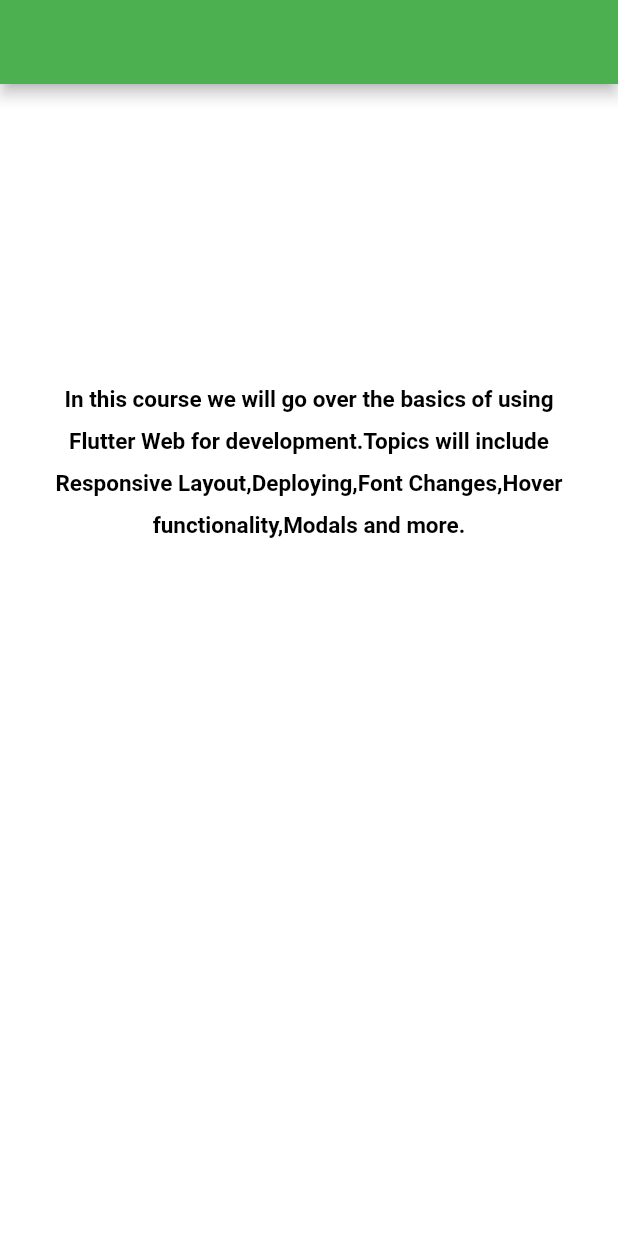
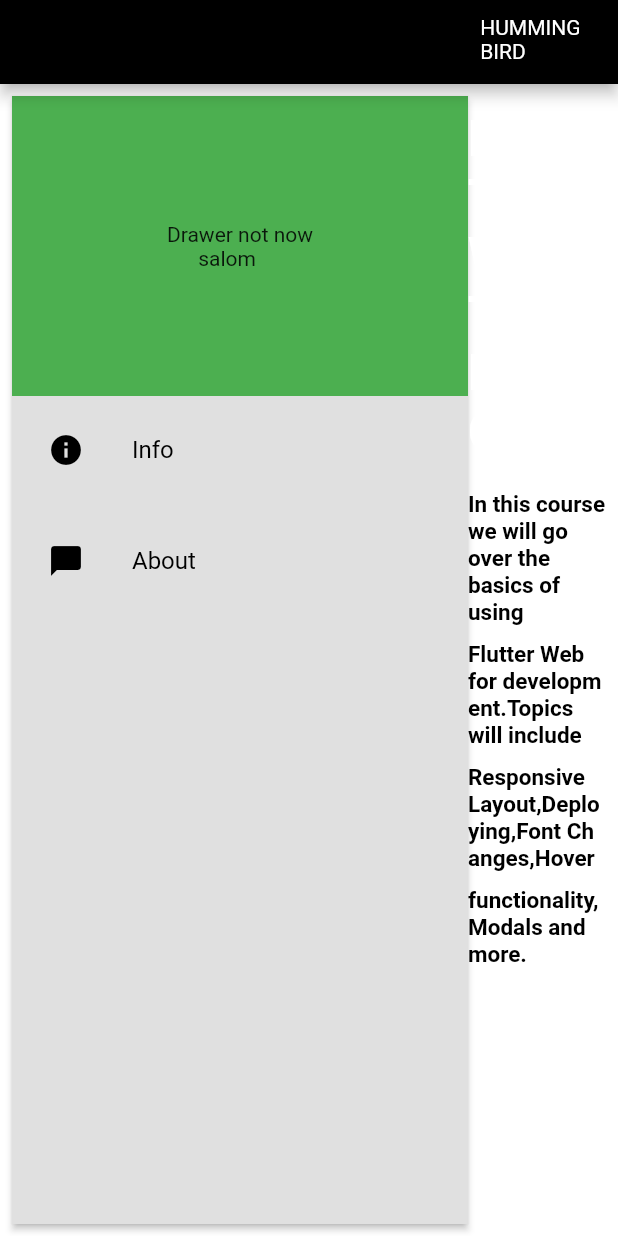
Before and after one commit to AsliddinBoriyev/my_dog_app, a Flutter app: the DesktopScaffold screen opened directly, on a phone screen of 412 x 824 dp. Run offline on Flutter 3.47's test engine with Material 2 defaults, Android fonts, the phone set to English and light mode, and no system bars; our stand-ins replace hive_flutter; missing offline and left inert: http_interceptor; accounts and stored records are empty.

Commit message:
1212123132adad

```diff
--- a/lib/constants.dart
+++ b/lib/constants.dart
@@ -37,7 +37,7 @@ var drawerTextColor = const TextStyle(
 var tilePadding = const EdgeInsets.only(left: 8.0, right: 8, top: 8);
 var myDrawer = Drawer(
   backgroundColor: Colors.grey[300],
-  elevation: 0,
+  elevation: 2,
   child: Column(
     children: [
       Container(
--- a/lib/pages/desktop_page.dart
+++ b/lib/pages/desktop_page.dart
@@ -1,7 +1,5 @@
 import 'package:flutter/material.dart';
-
 import '../constants.dart';
-
 class DesktopScaffold extends StatefulWidget {
   const DesktopScaffold({Key? key}) : super(key: key);
 
@@ -10,22 +8,25 @@ class DesktopScaffold extends StatefulWidget {
 }
 
 class _DesktopScaffoldState extends State<DesktopScaffold> {
-
   @override
   Widget build(BuildContext context) {
     return Scaffold(
       backgroundColor: defaultBackgroundColor,
-      appBar: AppBar(),
-      body: Center(
-        child: Column(
-          mainAxisAlignment: MainAxisAlignment.center,
+      appBar: myAppBar,
+      body: Padding(
+        padding: const EdgeInsets.all(8.0),
+        child: Row(
+          crossAxisAlignment: CrossAxisAlignment.start,
           children: [
+            // open drawer
+            myDrawer,
             Expanded(
-            flex: 2,
+              flex: 4,
               child: Column(
                 children: const [
+                  // first 4 boxes in grid
                   AspectRatio(
-                  aspectRatio: 4,
+                    aspectRatio: 10,
                     child: SizedBox(
                       width: double.infinity,
                     ),
@@ -61,7 +62,9 @@ class _DesktopScaffoldState extends State<DesktopScaffold> {
                 ],
               ),
             ),
- ])) );
-
+          ],
+        ),
+      ),
+    );
   }
 }
--- a/lib/pages/mobile_page.dart
+++ b/lib/pages/mobile_page.dart
@@ -1,5 +1,6 @@
 import 'package:flutter/material.dart';
-import 'package:my_dog_app/constants.dart';
+
+import '../constants.dart';
 
 class MobileScaffold extends StatefulWidget {
   const MobileScaffold({Key? key}) : super(key: key);
@@ -19,7 +20,7 @@ class _MobileScaffoldState extends State<MobileScaffold> {
         child: Column(
           mainAxisAlignment: MainAxisAlignment.center,
           children: const [
-             AspectRatio(
+            AspectRatio(
               aspectRatio: 10,
               child: SizedBox(
                 width: double.infinity,
```
Also changed, not shown: lib/pages/tablet_body.dart (+3 -4 lines), lib/pages/responsive_layout.dart (line endings or trailing spaces). Lines whose indentation alone changed are shown as unchanged.
